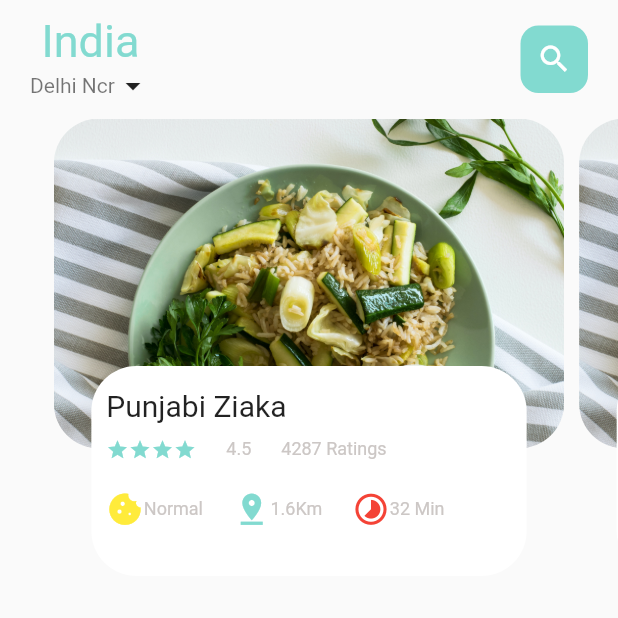
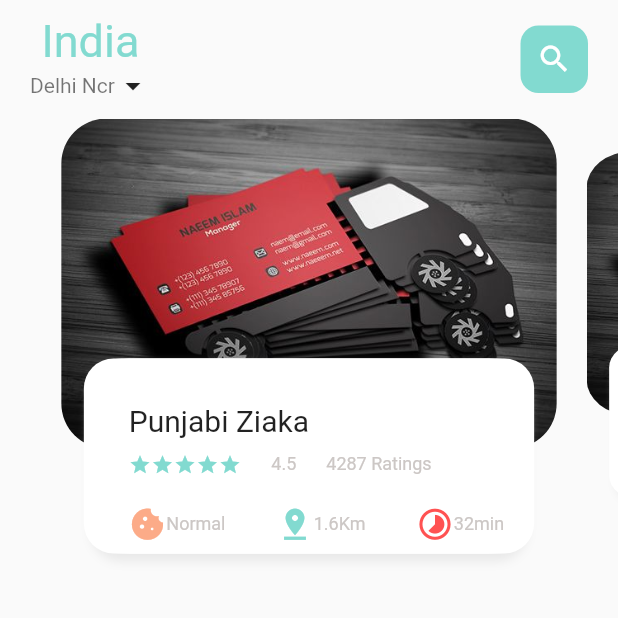
Before and after one commit to mohit-52/Flutter-E-commerce-app, a Flutter app: the screen it shows after launch, on a phone screen of 412 x 824 dp, the top half of it. Run offline on Flutter 3.47's test engine with Material 2 defaults, Android fonts, the phone set to English and light mode, and no system bars; our stand-ins replace google_fonts, smooth_page_indicator.

```diff
--- /dev/null
+++ b/lib/common_widgets/icon_and_text_widget.dart
@@ -0,0 +1,27 @@
+import 'package:flutter/material.dart';
+import 'package:food_delivery/common_widgets/small_text.dart';
+
+class IconTextWidget extends StatelessWidget {
+  final IconData icon;
+  final String text;
+  final Color? iconColor;
+  const IconTextWidget({Key? key,
+  required this.text,
+  required this.icon,
+    this.iconColor = const Color(0xFF82dad0)
+  }) : super(key: key);
+
+  @override
+  Widget build(BuildContext context) {
+    return Row(
+      children: [
+        Icon(
+          icon,
+          size: 25,
+          color: iconColor,
+        ),
+        SmallText(text: text),
+      ],
+    ) ;
+  }
+}
--- a/lib/home/food_page_body.dart
+++ b/lib/home/food_page_body.dart
@@ -4,12 +4,39 @@ import 'package:food_delivery/common_widgets/small_text.dart';
 import 'package:food_delivery/utils/colors.dart';
 import 'package:food_delivery/utils/image_strings.dart';
 
-class FoodPageBody extends StatelessWidget {
+import '../common_widgets/icon_and_text_widget.dart';
+
+class FoodPageBody extends StatefulWidget {
   const FoodPageBody({Key? key}) : super(key: key);
 
   @override
+  State<FoodPageBody> createState() => _FoodPageBodyState();
+}
+
+class _FoodPageBodyState extends State<FoodPageBody> {
+  PageController pageController = PageController(viewportFraction: 0.85);
+  var _currentPageValue = 0.0;
+  double _scaleFactor = 0.8;
+  double _height = 220;
+
+  @override
+  void initState() {
+    super.initState();
+    pageController.addListener(() {
+      setState(() {
+        _currentPageValue = pageController.page!;
+        print('Current value is ${_currentPageValue}'.toString());
+      });
+    });
+  }
+
+  @override
+  void dispose() {
+    pageController.dispose();
+  }
+
+  @override
   Widget build(BuildContext context) {
-    PageController pageController = PageController(viewportFraction: 0.85);
     return Container(
       height: 320,
       color: Colors.transparent,
@@ -21,13 +48,36 @@ class FoodPageBody extends StatelessWidget {
           }),
     );
   }
-}
 
   Widget _buildPageItem(int index) {
-  return Stack(
+    Matrix4 matrix = new Matrix4.identity();
+    if (index == _currentPageValue.floor()) {
+      var currScale = 1 - (_currentPageValue - index) * (1 - _scaleFactor);
+      var currTrans = _height * (1 - currScale) / 2;
+      matrix = Matrix4.diagonal3Values(1, currScale, 1)
+        ..setTranslationRaw(0, currTrans, 0);
+    } else if (index == _currentPageValue.floor() + 1) {
+      var currScale =
+          _scaleFactor + (_currentPageValue - index + 1) * (1 - _scaleFactor);
+      var currTrans = _height * (1 - currScale) / 2;
+      matrix = Matrix4.diagonal3Values(1, currScale, 1)
+        ..setTranslationRaw(0, currTrans, 0);
+    } else if (index == _currentPageValue.floor() - 1) {
+      var currScale = 1 - (_currentPageValue - index) * (1 - _scaleFactor);
+      var currTrans = _height * (1 - currScale) / 2;
+      matrix = Matrix4.diagonal3Values(1, currScale, 1)
+        ..setTranslationRaw(0, currTrans, 0);
+    } else {
+      var currScale = 0.8;
+      matrix = Matrix4.diagonal3Values(1, currScale, 1)
+        ..setTranslationRaw(0, _height * (1 - currScale) / 2, 0);
+    }
+    return Transform(
+      transform: matrix,
+      child: Stack(
         children: [
           Container(
-        margin: EdgeInsets.only(left: 5, right: 5),
+            margin: EdgeInsets.only(left: 10, right: 10),
             height: 220,
             decoration: BoxDecoration(
                 borderRadius: BorderRadius.circular(30),
@@ -37,53 +87,89 @@ Widget _buildPageItem(int index) {
           Align(
             alignment: Alignment.bottomCenter,
             child: Container(
-          margin: EdgeInsets.only(left: 30, right: 30, bottom: 15),
-          padding: EdgeInsets.only(left: 10,top: 15),
-          height: 140,
+                margin: EdgeInsets.only(left: 30, right: 30, bottom: 30),
+                padding: EdgeInsets.only(left: 10, top: 15),
+                height: 130,
                 decoration: BoxDecoration(
-              borderRadius: BorderRadius.circular(30),
+                    borderRadius: BorderRadius.circular(20),
+                    boxShadow: [
+                      BoxShadow(
+                        color: Color(0xFFe8e8e8),
+                        blurRadius: 5.0,
+                        offset: Offset(0,5)
+                      ),
+                      BoxShadow(
+                        color: Colors.white,
+                        offset: Offset(-5,0)
+                      ),
+                      BoxShadow(
+                          color: Colors.white,
+                          offset: Offset(5,0)
+                      ),
+                    ],
                     color: Colors.white),
-          child: Row(
-            children: [
-              Column(
+                child: Container(
+                  padding: EdgeInsets.only(top: 15, left: 15, right: 15),
+                  child: Column(
                     crossAxisAlignment: CrossAxisAlignment.start,
                     children: [
-                  BigText(text: 'Punjabi Ziaka', color: Colors.black87,),
-                  SizedBox(height: 10,),
+                      BigText(
+                        text: 'Punjabi Ziaka',
+                        color: Colors.black87,
+                      ),
+                      SizedBox(
+                        height: 10,
+                      ),
                       Row(
                         children: [
-                      Icon(Icons.star, color: AppColors.mainColor,size: 15,),
-                      Icon(Icons.star, color: AppColors.mainColor,size: 15,),
-                      Icon(Icons.star, color: AppColors.mainColor,size: 15,),
-                      Icon(Icons.star, color: AppColors.mainColor,size: 15,),
-                      SizedBox(width: 20,),
+                          Wrap(
+                              children: List.generate(
+                            5,
+                            (index) => Icon(
+                              Icons.star,
+                              color: AppColors.mainColor,
+                              size: 15,
+                            ),
+                          )),
+                          SizedBox(
+                            width: 20,
+                          ),
                           SmallText(text: '4.5'),
-                      SizedBox(width: 20,),
+                          SizedBox(
+                            width: 20,
+                          ),
                           SmallText(text: '4287 Ratings'),
-
                         ],
                       ),
-                  SizedBox(height: 20,),
+                      SizedBox(
+                        height: 20,
+                      ),
                       Row(
+                        mainAxisAlignment: MainAxisAlignment.spaceBetween,
                         children: [
-                      Icon(Icons.cookie,size: 25, color: Colors.yellow,),
-                      SmallText(text: 'Normal'),
-                      SizedBox(width: 20,),
-                      Icon(Icons.pin_drop,size: 25, color: AppColors.mainColor,),
-                      SmallText(text: '1.6Km'),
-                      SizedBox(width: 20,),
-                      Icon(Icons.timelapse_sharp,size: 25, color: Colors.red,),
-                      SmallText(text: '32 Min'),
-                      SizedBox(width: 20,),
-
+                          IconTextWidget(
+                            icon: Icons.cookie,
+                            iconColor: AppColors.iconColor2,
+                            text: "Normal",
+                          ),
+                          IconTextWidget(
+                            icon: Icons.pin_drop,
+                            iconColor: AppColors.mainColor,
+                            text: "1.6Km",
+                          ),
+                          IconTextWidget(
+                            icon: Icons.timelapse_sharp,
+                            iconColor: Colors.redAccent,
+                            text: "32min",
+                          ),
                         ],
                       ),
                     ],
-              )
+                  ),
+                )),
+          ),
         ],
       ),
-        ),
-      ),
-    ],
     );
   }
+}
--- a/lib/home/main_food_page.dart
+++ b/lib/home/main_food_page.dart
@@ -2,6 +2,7 @@ import 'package:flutter/material.dart';
 import 'package:food_delivery/common_widgets/big_text.dart';
 import 'package:food_delivery/common_widgets/small_text.dart';
 import 'package:food_delivery/utils/colors.dart';
+import 'package:smooth_page_indicator/smooth_page_indicator.dart';
 
 import 'food_page_body.dart';
 
--- a/lib/utils/image_strings.dart
+++ b/lib/utils/image_strings.dart
@@ -1 +1 @@
-const String foodImage1 = "assets/images/food01.jpg";
+const String foodImage1 = "assets/images/gym01.jpg";
--- a/pubspec.yaml
+++ b/pubspec.yaml
@@ -37,6 +37,9 @@ dependencies:
   # Use with the CupertinoIcons class for iOS style icons.
   cupertino_icons: ^1.0.2
   google_fonts: ^3.0.1
+  smooth_page_indicator: ^1.0.0+2
+  gt: ^0.0.2
+  get: ^4.6.5
 
 dev_dependencies:
   flutter_test:
```
Also changed, not shown: assets/images/gym01.jpg (added), pubspec.lock. Lines whose indentation alone changed are shown as unchanged.
